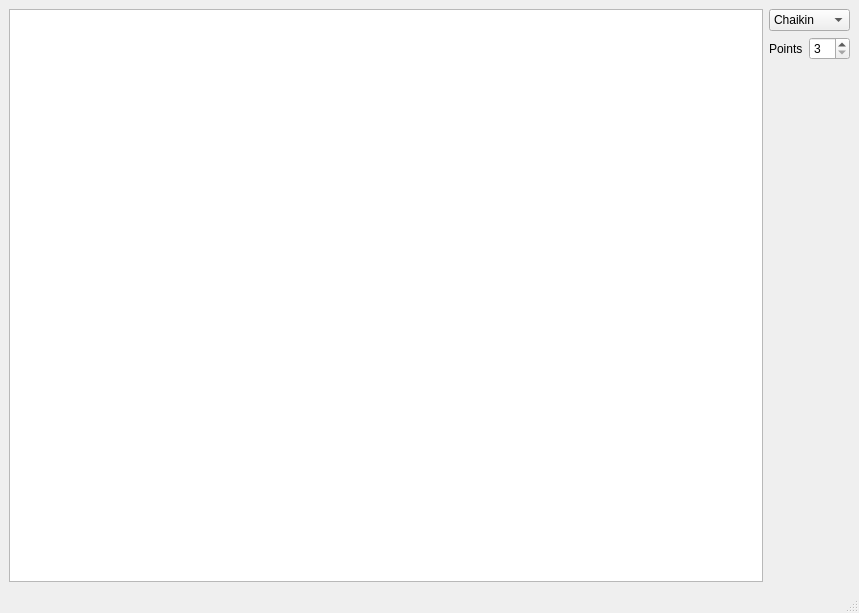
Qt form MainWindow.ui (faalbers/CurvePlot) before a commit.
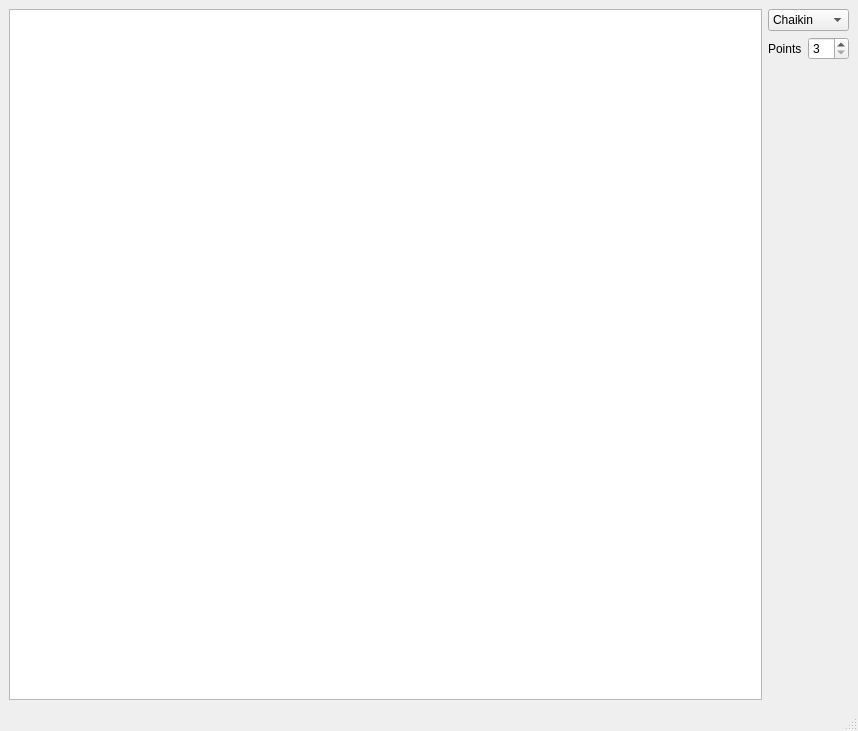
The same form after that commit.

Diff of the .ui file:
```diff
--- a/MainWindow.ui
+++ b/MainWindow.ui
@@ -6,8 +6,8 @@
    <rect>
     <x>0</x>
     <y>0</y>
-    <width>859</width>
-    <height>613</height>
+    <width>858</width>
+    <height>731</height>
    </rect>
   </property>
   <property name="windowTitle">
```
Left out of the diff: 2 changed lines with no effect on the pictures.
